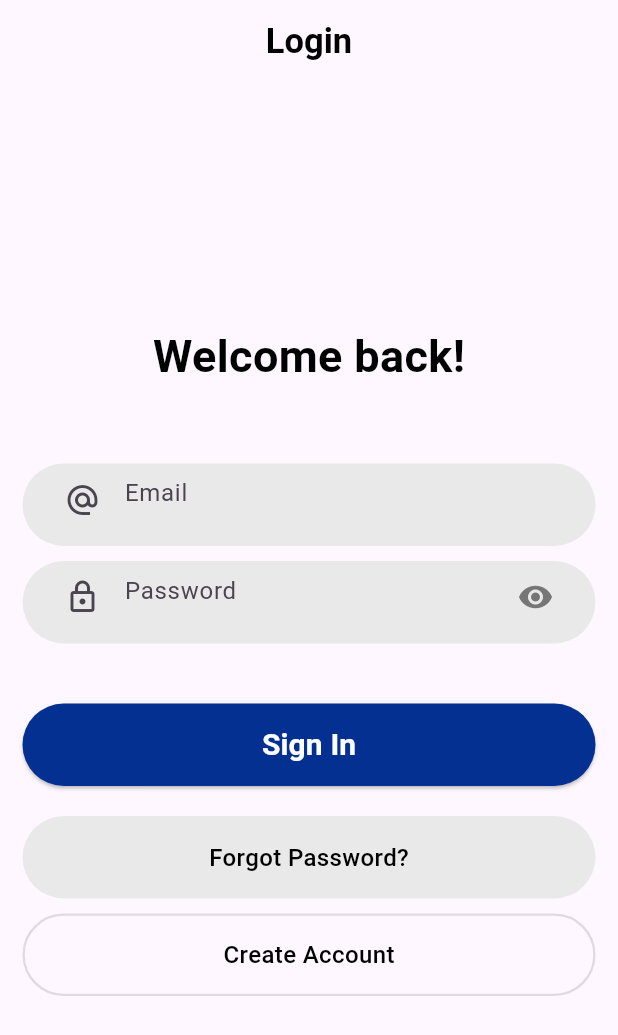
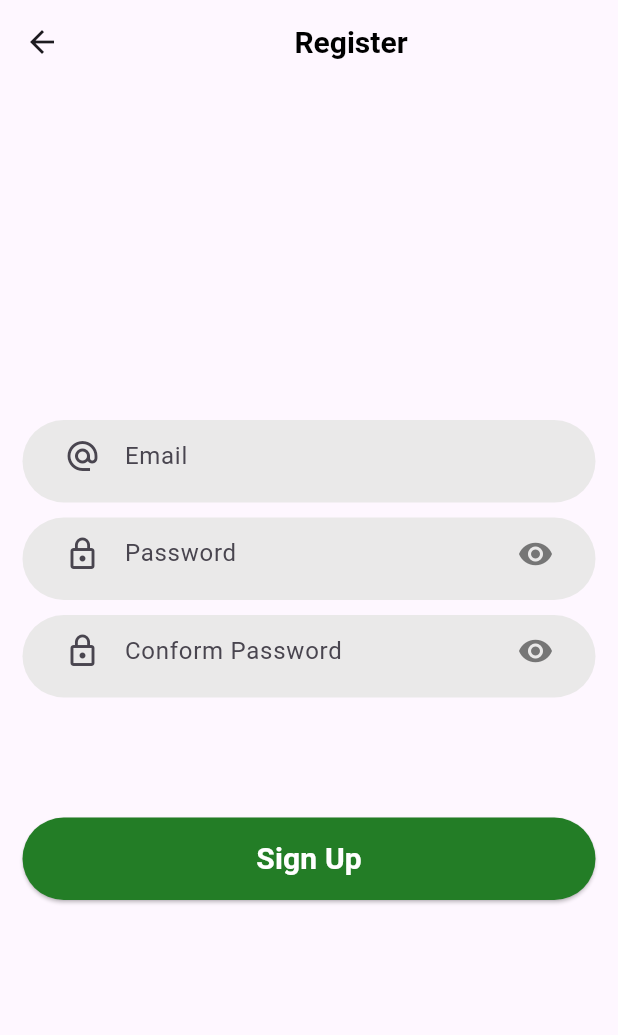
Before and after one commit to ZEENATH-964/quadleo_project, a Flutter app: the screen it shows after launch, after a tap on "Create Account", on a phone screen of 412 x 824 dp. Shown: the top 1035 px of the screen. Run offline on Flutter 3.47's test engine with Material 3 defaults, Android fonts, the phone set to English and light mode, and no system bars; our stand-ins replace equatable, firebase_auth, firebase_core, flutter_bloc, gap; accounts and stored records are empty; network calls fail.

```diff
--- a/lib/bloc/auth/auth_bloc.dart
+++ b/lib/bloc/auth/auth_bloc.dart
@@ -26,6 +26,12 @@ final AuthService authService;
      }
     });
 
+    on<LogoutRequested>((event, emit) async {
+  await authService.logout();
+  emit(AuthInitial());
+});
+
+
     on<ForgotPasswordRequest>((event,emit)async{
       emit(AuthLoading());
       try {
--- a/lib/bloc/auth/auth_event.dart
+++ b/lib/bloc/auth/auth_event.dart
@@ -24,6 +24,9 @@ class RegisterRequest extends AuthEvent {
   List<Object?>get props=>[request];
 }
 
+class LogoutRequested extends AuthEvent {}
+
+
 class ForgotPasswordRequest extends AuthEvent {
   final String email;
   ForgotPasswordRequest(this.email);
--- a/lib/data/service/service.dart
+++ b/lib/data/service/service.dart
@@ -23,6 +23,11 @@ final userCredencial=await auth.signInWithEmailAndPassword(
        return UserModel.fromFirebase(userCredencial.user!);
   }
 
+  Future<void> logout() async {
+  await auth.signOut();
+}
+
+
   Future<void> resetPassword(String email) async {
   await auth.sendPasswordResetEmail(email: email);
 }
--- a/lib/decoration/decoration.dart
+++ b/lib/decoration/decoration.dart
@@ -22,6 +22,7 @@ Widget buildTextField({
     ),
     child: TextField(controller: controller,
     obscureText: obscure,
+     textAlignVertical: TextAlignVertical.center,
     decoration: InputDecoration(
       border: InputBorder.none,
       hintText: hint,
--- a/lib/main.dart
+++ b/lib/main.dart
@@ -1,24 +1,30 @@
 import 'package:firebase_core/firebase_core.dart';
 import 'package:flutter/material.dart';
+import 'package:flutter_bloc/flutter_bloc.dart';
+import 'package:quadleo_project/bloc/auth/auth_bloc.dart';
+import 'package:quadleo_project/data/service/service.dart';
 import 'package:quadleo_project/firebase_options.dart';
-import 'package:quadleo_project/view/login.dart';
+import 'package:quadleo_project/view/auth_gate.dart';
 
-void main()async{
+void main() async {
   WidgetsFlutterBinding.ensureInitialized();
-  await Firebase.initializeApp(
-    options: DefaultFirebaseOptions.currentPlatform,
-  );
+  await Firebase.initializeApp(options: DefaultFirebaseOptions.currentPlatform);
   runApp(MyApp());
 }
 
 class MyApp extends StatelessWidget {
   const MyApp({super.key});
 
-  @override
-  Widget build(BuildContext context) {
-    return MaterialApp(
+
+ @override
+Widget build(BuildContext context) {
+  return BlocProvider(
+    create: (_) => AuthBloc(AuthService()),
+    child: MaterialApp(
       debugShowCheckedModeBanner: false,
-      home:Login()
-    );
-  }
+      home: AuthGate()
+    ),
+  );
 }
+
+}
--- a/lib/view/login.dart
+++ b/lib/view/login.dart
@@ -1,6 +1,12 @@
 import 'package:flutter/material.dart';
+import 'package:flutter_bloc/flutter_bloc.dart';
 import 'package:gap/gap.dart';
+import 'package:quadleo_project/bloc/auth/auth_bloc.dart';
+import 'package:quadleo_project/bloc/auth/auth_event.dart';
+import 'package:quadleo_project/data/model/login_model.dart';
 import 'package:quadleo_project/decoration/decoration.dart';
+import 'package:quadleo_project/view/forgot_password.dart';
+import 'package:quadleo_project/view/register.dart';
 
 class Login extends StatefulWidget {
   const Login({super.key});
@@ -16,15 +22,17 @@ class _LoginState extends State<Login> {
   bool isPasswordVisible=false;
   @override
   Widget build(BuildContext context) {
-    return SafeArea(
-      child: Scaffold(
+    return  Scaffold(
         appBar: AppBar(
         title: Center(child:textStyle("Login", 23, FontWeight.bold,Colors.black)),
         ),
-        body: Center(
+        body: SafeArea(
+          child: Center(
             child: Padding(
               padding: const EdgeInsets.all(15.0),
+              child: SingleChildScrollView(
                 child: Column(
+
                   mainAxisAlignment: MainAxisAlignment.center,
                   children: [
                  textStyle("Welcome back!", 30, FontWeight.bold,Colors.black),
@@ -57,7 +65,11 @@ class _LoginState extends State<Login> {
                     width: double.infinity,
                     height: 55,
                     child: ElevatedButton(
-                  onPressed: () {},
+                      onPressed: () {
+                        final email=emailController.text.trim();
+                        final password=passwordController.text.trim();
+                        context.read<AuthBloc>().add(LoginRequest(LoginModel(email: email, password: password)));
+                      },
                       style: ElevatedButton.styleFrom(
                         backgroundColor: const Color.fromARGB(255, 3, 48, 145),
                         shape: RoundedRectangleBorder(
@@ -69,16 +81,22 @@ class _LoginState extends State<Login> {
                   ),
 
                   Gap(20),
-             actionContainer(text: "Forgot Password?", onTap: (){}),
+                 actionContainer(text: "Forgot Password?", onTap: (){
+                  Navigator.push(context, MaterialPageRoute(builder: (ctx)=>ForgotPasswordPage()));
+                 }),
                   Gap(10),
                 actionContainer(text: "Create Account",
                 isOutlined: true,
-             onTap: (){})
+                 onTap: (){
+                  Navigator.push(context, MaterialPageRoute(builder: (ctx)=>Register()));
+                 })
 
                 ],),
               ),
             ),
           ),
+        ),
+
     );
   }
 }
--- a/lib/view/register.dart
+++ b/lib/view/register.dart
@@ -0,0 +1,100 @@
+import 'package:flutter/material.dart';
+import 'package:flutter_bloc/flutter_bloc.dart';
+import 'package:gap/gap.dart';
+import 'package:quadleo_project/bloc/auth/auth_bloc.dart';
+import 'package:quadleo_project/bloc/auth/auth_event.dart';
+import 'package:quadleo_project/data/model/register_model.dart';
+import 'package:quadleo_project/decoration/decoration.dart';
+
+class Register extends StatefulWidget {
+  const Register({super.key});
+
+  @override
+  State<Register> createState() => _RegisterState();
+}
+
+class _RegisterState extends State<Register> {
+  final emailController=TextEditingController();
+  final passwordController=TextEditingController();
+  final confirmPasswordController=TextEditingController();
+  bool isConformVisible=false;
+  bool isPasswordVisible=false;
+  @override
+  Widget build(BuildContext context) {
+    return
+    Scaffold(
+      appBar: AppBar(
+        title: Center(child: textStyle("Register", 20, FontWeight.bold, Colors.black)),
+      ),
+      body: SafeArea(
+        child: Center(child: Padding(
+          padding: const EdgeInsets.all(15),
+          child: SingleChildScrollView(
+            child: Column(
+              mainAxisAlignment: MainAxisAlignment.center,
+              children: [
+                buildTextField(
+                  controller: emailController,
+                  hint: "Email",
+                   icon: Icons.alternate_email),
+                   Gap(10),
+                   buildTextField(controller: passwordController,
+                   hint: "Password",
+                    icon: Icons.lock_outline,
+                    obscure: !isPasswordVisible,
+                    suffix: IconButton(
+                      onPressed: (){
+                        setState(() {
+                          isPasswordVisible=!isPasswordVisible;
+                        });
+                      },
+                      icon: Icon(isPasswordVisible?Icons.visibility_off:Icons.visibility,color: const Color.fromARGB(255, 118, 118, 118),))
+                    ),
+                    Gap(10),
+                    buildTextField(controller: confirmPasswordController,
+                   hint: "Conform Password",
+                    icon: Icons.lock_outline,
+                    obscure: !isConformVisible,
+                    suffix: IconButton(
+                      onPressed: (){
+                        setState(() {
+                          isConformVisible=!isConformVisible;
+                        });
+                      },
+                      icon: Icon(isPasswordVisible?Icons.visibility_off:Icons.visibility,color: const Color.fromARGB(255, 118, 118, 118),))
+                    ),
+
+                    Gap(80),
+                    SizedBox(
+                  width: double.infinity,
+                  height: 55,
+                  child: ElevatedButton(
+                    onPressed: () {
+                       final email = emailController.text.trim();
+                       final password = passwordController.text.trim();
+                       final confirm = confirmPasswordController.text.trim();
+                        if (password != confirm) {
+                ScaffoldMessenger.of(context).showSnackBar(
+                  const SnackBar(content: Text("Passwords do not match")),
+                );
+                return;
+              }
+              context.read<AuthBloc>().add(RegisterRequest(RegisterModel(email: email, password: password)));
+                    },
+                    style: ElevatedButton.styleFrom(
+                      backgroundColor: const Color.fromARGB(255, 35, 125, 38),
+                      shape: RoundedRectangleBorder(
+                        borderRadius: BorderRadius.circular(30),
+                      ),
+                    ),
+                    child: textStyle("Sign Up", 20, FontWeight.bold, Colors.white)
+                  ),
+                ),
+              ],),
+          ),
+        )),
+      ),
+    );
+
+  }
+}
```
Also changed, not shown: lib/view/auth_gate.dart (added, +65 -0 lines), lib/view/forgot_password.dart (added, +76 -0 lines), lib/view/productlist.dart (+21 -0 lines). Lines whose indentation alone changed are shown as unchanged.
